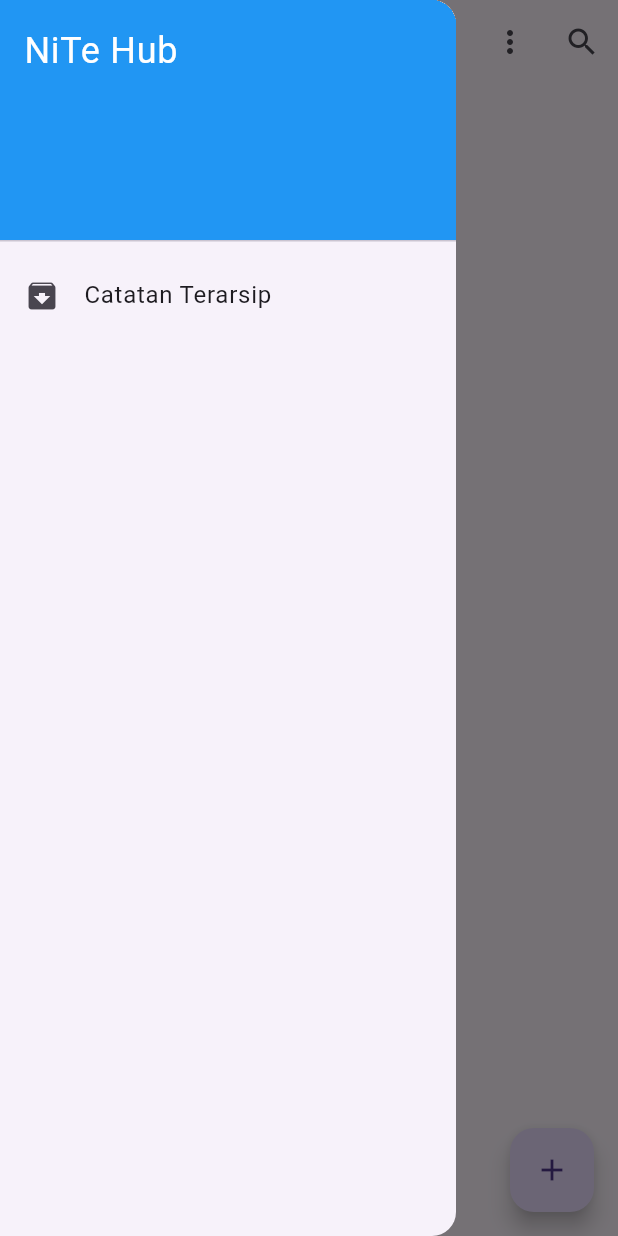
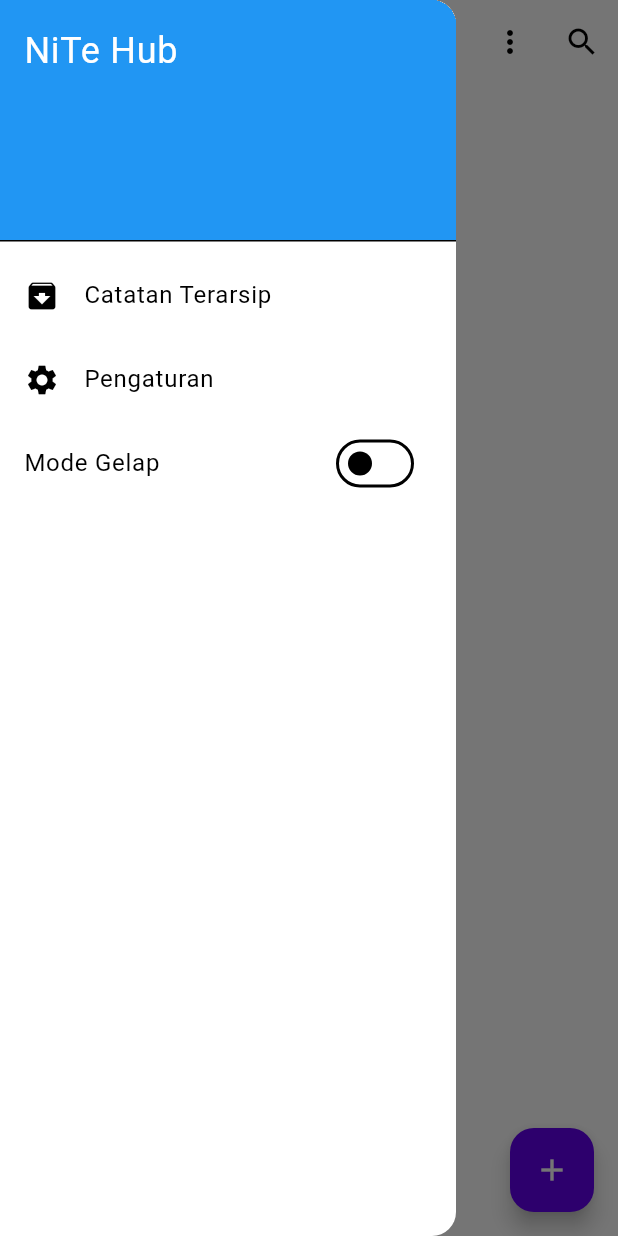
Before and after one commit to Kenza2233/Neo, a Flutter app: the screen it shows after launch, with the side drawer open, on a phone screen of 412 x 824 dp. Run offline on Flutter 3.47's test engine with Material 3 defaults, Android fonts, the phone set to English and light mode, and no system bars; our stand-ins replace file_picker, flutter_colorpicker, flutter_tts, image_gallery_saver, image_picker, permission_handler and 3 more; missing offline and left inert: flutter_quill, flutter_sound, google_mlkit_text_recognition, translator.

Commit message:
feat: Tambahkan tema gelap/terang dan fitur istirahat
- Implementasikan pengelola tema menggunakan `Provider` untuk beralih antara mode terang dan gelap.
- Buat fitur istirahat yang dapat dikonfigurasi untuk mengingatkan Anda setelah mencapai batas kata.
- Perbarui laci navigasi dengan kontrol untuk fitur-fitur baru ini.

```diff
--- a/lib/main.dart
+++ b/lib/main.dart
@@ -10,9 +10,17 @@ import 'package:file_picker/file_picker.dart';
 import 'dart:io';
 import 'package:path_provider/path_provider.dart';
 import 'hub_screen.dart';
+import 'package:provider/provider.dart';
+import 'theme_provider.dart';
+import 'settings_screen.dart';
 
 void main() {
-  runApp(const NiTeApp());
+  runApp(
+    ChangeNotifierProvider(
+      create: (context) => ThemeProvider(),
+      child: const NiTeApp(),
+    ),
+  );
 }
 
 class _NoteCard extends StatelessWidget {
@@ -54,12 +62,13 @@ class NiTeApp extends StatelessWidget {
 
   @override
   Widget build(BuildContext context) {
+    final themeProvider = Provider.of<ThemeProvider>(context);
+
     return MaterialApp(
       title: 'NiTe',
-      theme: ThemeData(
-        primarySwatch: Colors.blue,
-        visualDensity: VisualDensity.adaptivePlatformDensity,
-      ),
+      themeMode: themeProvider.themeMode,
+      theme: MyThemes.lightTheme,
+      darkTheme: MyThemes.darkTheme,
       home: const NoteListScreen(),
     );
   }
@@ -251,7 +260,9 @@ class _NoteListScreenState extends State<NoteListScreen> {
         ],
       ),
       drawer: Drawer(
-        child: ListView(
+        child: Consumer<ThemeProvider>(
+          builder: (context, themeProvider, child) {
+            return ListView(
               padding: EdgeInsets.zero,
               children: [
                 const DrawerHeader(
@@ -268,7 +279,24 @@ class _NoteListScreenState extends State<NoteListScreen> {
                     Navigator.push(context, MaterialPageRoute(builder: (context) => HubScreen(notes: _notes)));
                   },
                 ),
+                ListTile(
+                  leading: const Icon(Icons.settings),
+                  title: const Text('Pengaturan'),
+                  onTap: () {
+                    Navigator.pop(context); // Close the drawer
+                    Navigator.push(context, MaterialPageRoute(builder: (context) => const SettingsScreen()));
+                  },
+                ),
+                SwitchListTile(
+                  title: const Text('Mode Gelap'),
+                  value: themeProvider.themeMode == ThemeMode.dark,
+                  onChanged: (value) {
+                    themeProvider.toggleTheme(value);
+                  },
+                ),
               ],
+            );
+          },
         ),
       ),
       body: _buildNotesView(),
--- /dev/null
+++ b/lib/theme_provider.dart
@@ -0,0 +1,42 @@
+import 'package:flutter/material.dart';
+import 'package:shared_preferences/shared_preferences.dart';
+
+class ThemeProvider with ChangeNotifier {
+  ThemeMode _themeMode = ThemeMode.light;
+
+  ThemeMode get themeMode => _themeMode;
+
+  ThemeProvider() {
+    _loadTheme();
+  }
+
+  void _loadTheme() async {
+    final prefs = await SharedPreferences.getInstance();
+    final isDarkMode = prefs.getBool('isDarkMode') ?? false;
+    _themeMode = isDarkMode ? ThemeMode.dark : ThemeMode.light;
+    notifyListeners();
+  }
+
+  void toggleTheme(bool isDarkMode) async {
+    _themeMode = isDarkMode ? ThemeMode.dark : ThemeMode.light;
+    final prefs = await SharedPreferences.getInstance();
+    await prefs.setBool('isDarkMode', isDarkMode);
+    notifyListeners();
+  }
+}
+
+class MyThemes {
+  static final darkTheme = ThemeData(
+    scaffoldBackgroundColor: Colors.grey.shade900,
+    colorScheme: const ColorScheme.dark(),
+    primaryColor: Colors.black,
+    iconTheme: const IconThemeData(color: Colors.white),
+  );
+
+  static final lightTheme = ThemeData(
+    scaffoldBackgroundColor: Colors.white,
+    colorScheme: const ColorScheme.light(),
+    primaryColor: Colors.white,
+    iconTheme: const IconThemeData(color: Colors.black),
+  );
+}
--- a/pubspec.yaml
+++ b/pubspec.yaml
@@ -29,6 +29,7 @@ dependencies:
   file_picker: ^5.3.3
   path_provider: ^2.0.15
   translator: ^0.1.7
+  provider: ^6.0.5
 
 dev_dependencies:
   flutter_test:
```
Also changed, not shown: lib/note_editor_screen.dart (+34 -1 lines), lib/settings_screen.dart (added, +65 -0 lines). Lines whose indentation alone changed are shown as unchanged.
